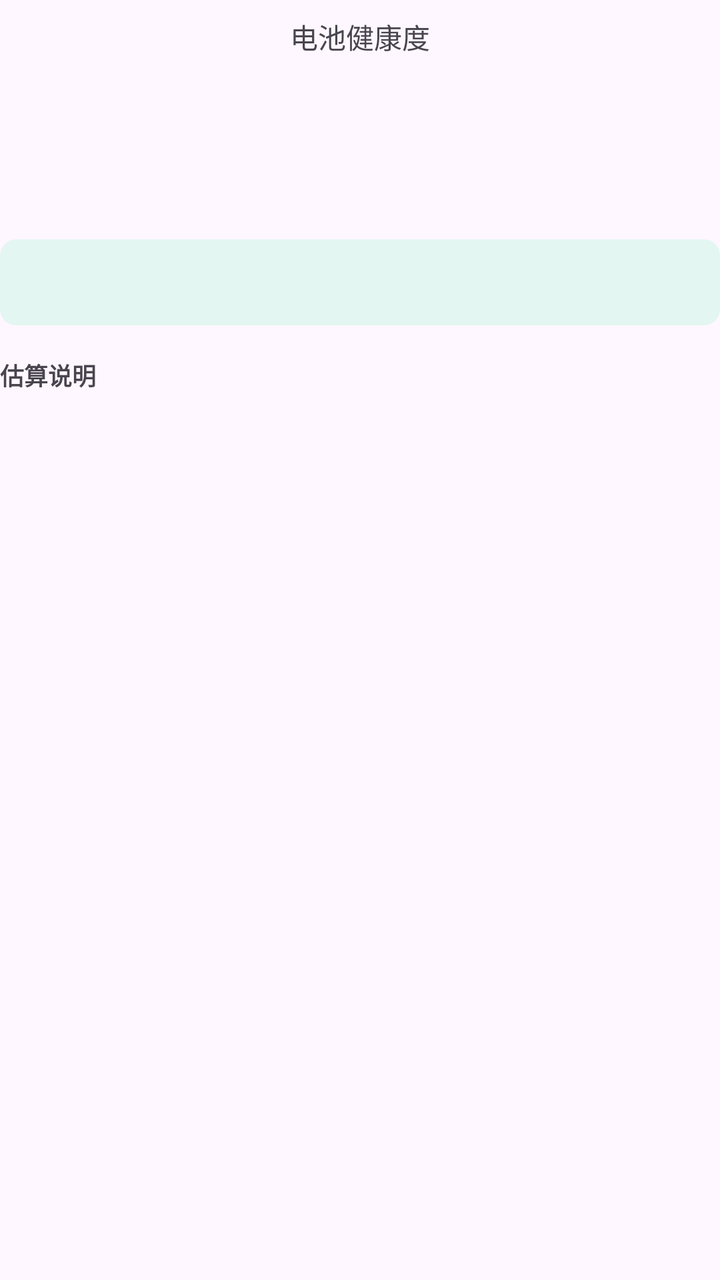
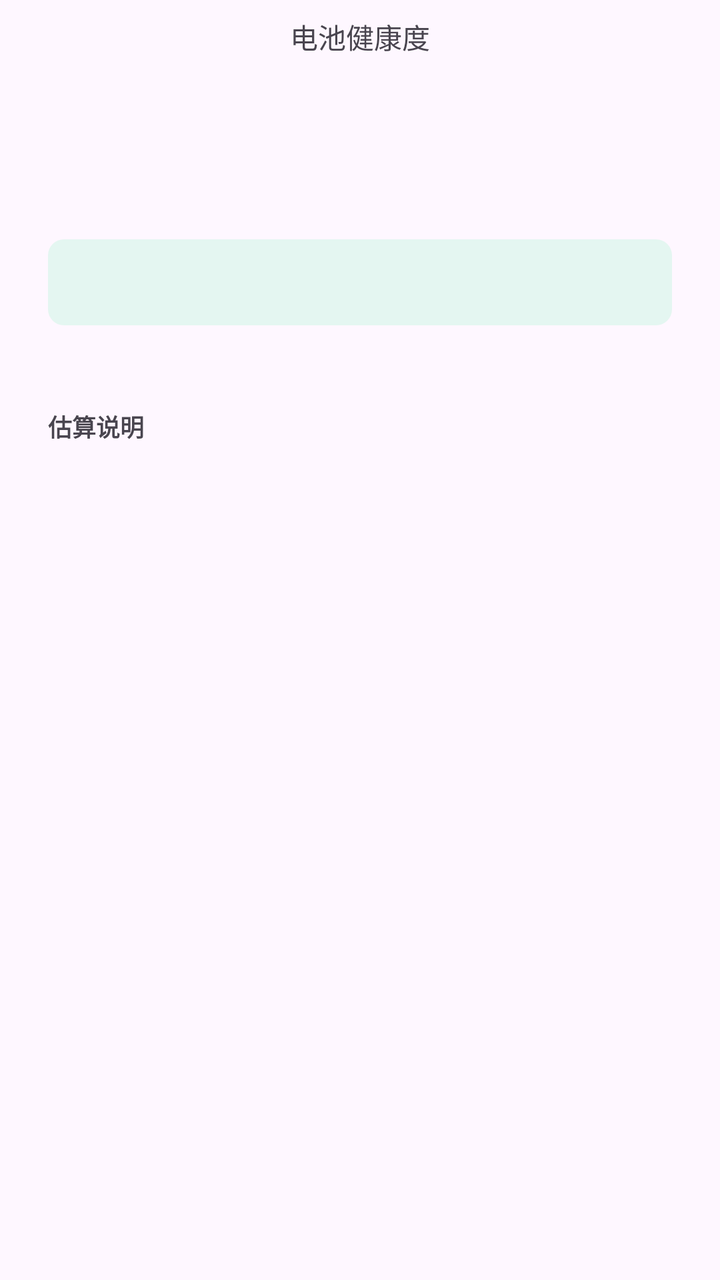

The first picture is an Android layout as it rendered before a commit; the second is the same layout after the commit. The layout source and the unified diff follow.
<!-- AndroidManifest.xml: application theme Theme.ChargeLog -->
<!-- res/layout/dialog_battery_health_result.xml -->
<?xml version="1.0" encoding="utf-8"?>
<LinearLayout xmlns:android="http://schemas.android.com/apk/res/android"
    android:layout_width="match_parent"
    android:layout_height="wrap_content"
    android:orientation="vertical"
    android:paddingTop="8dp">

    <TextView
        android:layout_width="match_parent"
        android:layout_height="wrap_content"
        android:gravity="center"
        android:text="@string/health_result_label"
        android:textColor="?android:attr/textColorSecondary"
        android:textSize="14sp" />

    <TextView
        android:id="@+id/tvHealthPercent"
        android:layout_width="match_parent"
        android:layout_height="wrap_content"
        android:layout_marginTop="2dp"
        android:gravity="center"
        android:textColor="@color/dashboard_value_selected"
        android:textSize="40sp"
        android:textStyle="bold" />

    <TextView
        android:id="@+id/tvHealthCapacity"
        android:layout_width="match_parent"
        android:layout_height="wrap_content"
        android:layout_marginTop="2dp"
        android:gravity="center"
        android:textColor="?android:attr/textColorSecondary"
        android:textSize="13sp" />

    <TextView
        android:id="@+id/tvHealthDetails"
        android:layout_width="match_parent"
        android:layout_height="wrap_content"
        android:layout_marginTop="16dp"
        android:background="@drawable/bg_table_header"
        android:lineSpacingExtra="3dp"
        android:padding="12dp"
        android:textColor="?android:attr/textColorPrimary"
        android:textSize="14sp" />

    <TextView
        android:layout_width="match_parent"
        android:layout_height="wrap_content"
        android:layout_marginTop="16dp"
        android:text="@string/health_result_explanation_title"
        android:textColor="?android:attr/textColorSecondary"
        android:textSize="12sp"
        android:textStyle="bold" />

    <TextView
        android:id="@+id/tvHealthNotice"
        android:layout_width="match_parent"
        android:layout_height="wrap_content"
        android:layout_marginTop="4dp"
        android:lineSpacingExtra="2dp"
        android:textColor="?android:attr/textColorSecondary"
        android:textSize="12sp" />
</LinearLayout>
<!-- resources referenced by this layout -->
<resources>
  <color name="dashboard_value_selected">#B45309</color>
  <!-- drawable bg_table_header (drawable) -->
  <?xml version="1.0" encoding="utf-8"?>
  <shape xmlns:android="http://schemas.android.com/apk/res/android"
      android:shape="rectangle">
      <corners android:radius="8dp" />
      <solid android:color="#1A00E676" />
  </shape>
  <string name="health_result_explanation_title">估算说明</string>
  <string name="health_result_label">电池健康度</string>
  <style name="Theme.ChargeLog" parent="Theme.Material3.DayNight.NoActionBar">
          
          <item name="colorPrimary">@color/color_primary</item>
          <item name="colorOnPrimary">@color/white</item>
          
          <item name="android:statusBarColor">?attr/colorSurface</item>
          <item name="android:windowLightStatusBar">true</item>
          <item name="android:navigationBarColor">?attr/colorSurface</item>
          <item name="android:windowLightNavigationBar">true</item>
          <item name="materialAlertDialogTheme">@style/ThemeOverlay.ChargeLog.MaterialAlertDialog</item>
          <item name="android:windowAnimationStyle">@style/Animation.ChargeLog.Activity</item>
      </style>
  <color name="color_primary">#0F172A</color>
  <color name="white">#FFFFFF</color>
  <style name="ThemeOverlay.ChargeLog.MaterialAlertDialog" parent="ThemeOverlay.Material3.MaterialAlertDialog">
          <item name="android:windowAnimationStyle">@style/Animation.ChargeLog.Dialog</item>
      </style>
  <style name="Animation.ChargeLog.Activity" parent="@android:style/Animation.Activity">
          <item name="android:activityOpenEnterAnimation">@anim/activity_enter</item>
          <item name="android:activityOpenExitAnimation">@anim/activity_exit</item>
          <item name="android:activityCloseEnterAnimation">@anim/activity_enter</item>
          <item name="android:activityCloseExitAnimation">@anim/activity_exit</item>
      </style>
  <style name="Animation.ChargeLog.Dialog" parent="@android:style/Animation.Dialog">
          <item name="android:windowEnterAnimation">@anim/dialog_enter</item>
          <item name="android:windowExitAnimation">@anim/dialog_exit</item>
      </style>
</resources>

<!-- the commit's change to res/layout/dialog_battery_health_result.xml (unified diff, before → after) -->
@@ -3,7 +3,10 @@
     android:layout_width="match_parent"
     android:layout_height="wrap_content"
     android:orientation="vertical"
-    android:paddingTop="8dp">
+    android:paddingTop="8dp"
+    android:paddingBottom="8dp"
+    android:paddingStart="24dp"
+    android:paddingEnd="24dp">
 
     <TextView
         android:layout_width="match_parent"
@@ -44,9 +47,16 @@
         android:textSize="14sp" />
 
     <TextView
+        android:id="@+id/tvHealthConfidenceReason"
         android:layout_width="match_parent"
         android:layout_height="wrap_content"
-        android:layout_marginTop="16dp"
+        android:layout_marginTop="12dp"
+        android:lineSpacingExtra="2dp"
+        android:textSize="13sp" />
+    <TextView
+        android:layout_width="match_parent"
+        android:layout_height="wrap_content"
+        android:layout_marginTop="12dp"
         android:text="@string/health_result_explanation_title"
         android:textColor="?android:attr/textColorSecondary"
         android:textSize="12sp"
